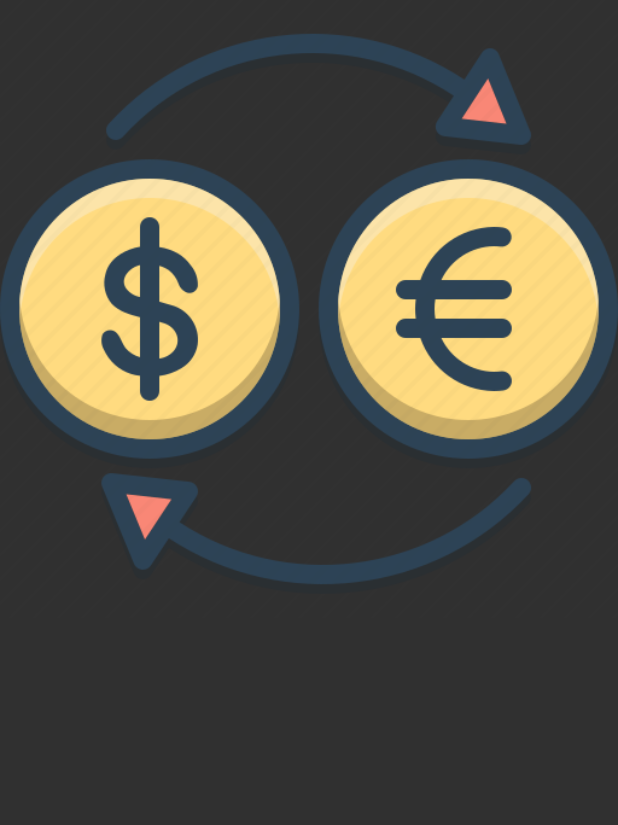
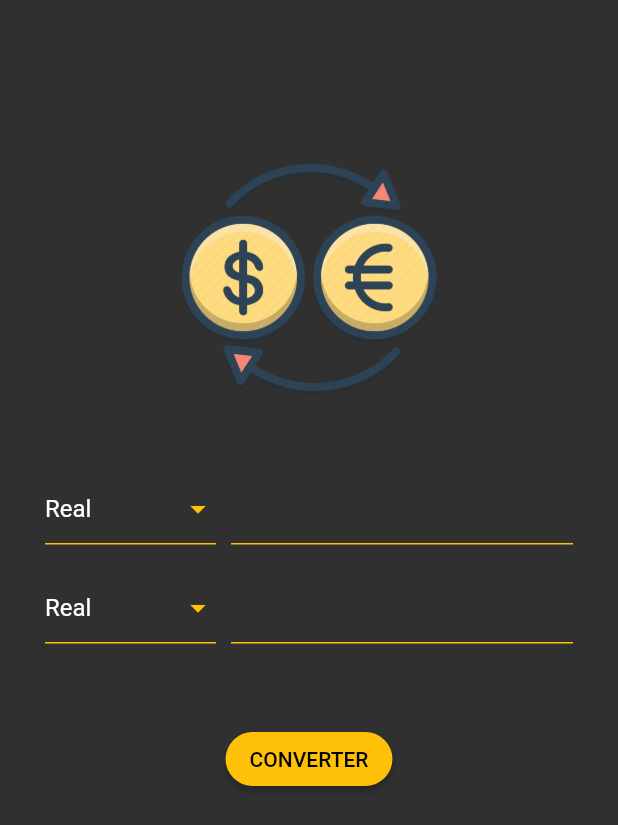
Before and after one commit to jrbytes/conversor, a Flutter app: the screen it shows after launch, on a phone screen of 412 x 824 dp. Shown: the top 825 px of the screen. Run offline on Flutter 3.47's test engine with Material 2 defaults, Android fonts, the light colour scheme and no system bars.

Commit message:
created interface, added currencybox component

```diff
--- /dev/null
+++ b/lib/app/components/currency_box.dart
@@ -0,0 +1,54 @@
+import 'package:flutter/material.dart';
+
+class CurrencyBox extends StatelessWidget {
+  @override
+  Widget build(BuildContext context) {
+    return Row(
+      crossAxisAlignment: CrossAxisAlignment.start,
+      children: [
+        Expanded(
+          flex: 1,
+          child: SizedBox(
+            height: 56,
+            child: DropdownButton(
+              iconEnabledColor: Colors.amber,
+              isExpanded: true,
+              value: 'BRL',
+              underline: Container(
+                height: 1,
+                color: Colors.amber,
+              ),
+              items: const [
+                DropdownMenuItem(
+                  value: 'BRL',
+                  child: Text('Real'),
+                ),
+                DropdownMenuItem(
+                  value: 'USD',
+                  child: Text('Dólar'),
+                ),
+              ],
+              onChanged: (value) {},
+            ),
+          ),
+        ),
+        const SizedBox(
+          width: 10,
+        ),
+        const Expanded(
+          flex: 2,
+          child: TextField(
+            decoration: InputDecoration(
+              enabledBorder: UnderlineInputBorder(
+                borderSide: BorderSide(color: Colors.amber),
+              ),
+              focusedBorder: UnderlineInputBorder(
+                borderSide: BorderSide(color: Colors.amber),
+              ),
+            ),
+          ),
+        ),
+      ],
+    );
+  }
+}
--- a/lib/app/views/home_view.dart
+++ b/lib/app/views/home_view.dart
@@ -1,11 +1,51 @@
+import 'package:conversor_curso/app/components/currency_box.dart';
 import 'package:flutter/material.dart';
 
 class HomeView extends StatelessWidget {
   @override
   Widget build(BuildContext context) {
     return Scaffold(
-        body: Column(
-      children: [Image.asset('assets/images/logo.png')],
-    ));
+      body: Padding(
+        padding: const EdgeInsets.only(
+          top: 100,
+          left: 30,
+          right: 30,
+        ),
+        child: SizedBox(
+          width: MediaQuery.of(context).size.width,
+          height: MediaQuery.of(context).size.height,
+          child: Column(
+            children: [
+              Image.asset(
+                'assets/images/logo.png',
+                width: 170,
+              ),
+              const SizedBox(
+                height: 45,
+              ),
+              CurrencyBox(),
+              const SizedBox(
+                height: 10,
+              ),
+              CurrencyBox(),
+              const SizedBox(
+                height: 45,
+              ),
+              ElevatedButton(
+                style: ElevatedButton.styleFrom(
+                  foregroundColor: Colors.black,
+                  backgroundColor: Colors.amber,
+                  shape: RoundedRectangleBorder(
+                    borderRadius: BorderRadius.circular(32),
+                  ),
+                ),
+                onPressed: () {},
+                child: Text('CONVERTER'),
+              ),
+            ],
+          ),
+        ),
+      ),
+    );
   }
 }
```
